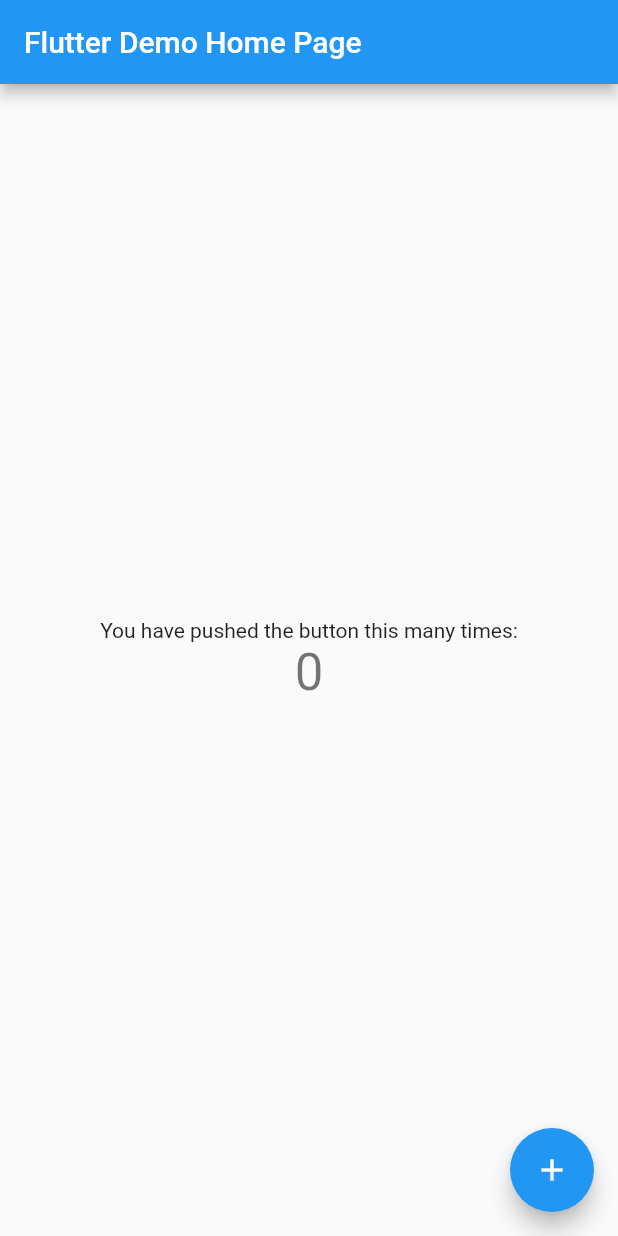
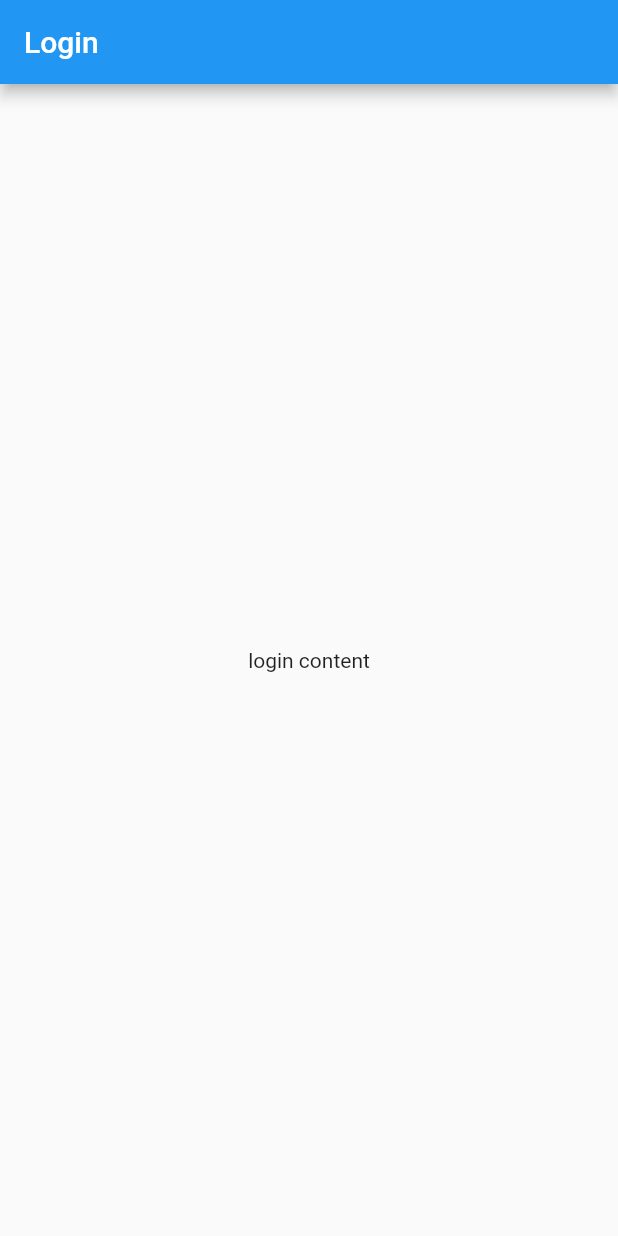
Before and after one commit to wuliubao/community, a Flutter app: the screen it shows after launch, on a phone screen of 412 x 824 dp. Run offline on Flutter 3.47's test engine with Material 2 defaults, Android fonts, the phone set to English and light mode, and no system bars.

Commit message:
客户端：整体业务框架文件搭建

```diff
--- /dev/null
+++ b/cilent/lib/Constant.dart
@@ -0,0 +1,7 @@
+class  Constant {
+  static String PAGE_LOGIN = "LoginPage";  //登录页面
+  static String PAGE_MAIN_CONTENT = "MainContentPage";  //主题内容展示页面
+  static String PAGE_POST = "PostPage";  //发布信息页面
+  static String PAGE_CHANNEL = "ChannelPage";  //专题页面
+  static String PAGE_DETAIL = "DetailPage";  //信息详情页面
+}
--- /dev/null
+++ b/cilent/lib/common/NavigatorManager.dart
@@ -0,0 +1,3 @@
+class NavigatorManager {
+
+}
--- /dev/null
+++ b/cilent/lib/components/Confirm.dart
@@ -0,0 +1,3 @@
+class Confirm {
+
+}
--- a/cilent/lib/main.dart
+++ b/cilent/lib/main.dart
@@ -1,42 +1,36 @@
 import 'package:flutter/material.dart';
+import 'Constant.dart';
+
+import 'pages/LoginPage.dart';
+import 'pages/maincontent/MainContentPage.dart';
+import 'pages/PostPage.dart';
+import 'pages/ChannelPage.dart';
+import 'pages/DetailPage.dart';
 
 void main() => runApp(MyApp());
 
 class MyApp extends StatelessWidget {
-  // This widget is the root of your application.
   @override
   Widget build(BuildContext context) {
     return MaterialApp(
-      title: 'Flutter Demo',
+      title: 'ShangYu Community',
       theme: ThemeData(
-        // This is the theme of your application.
-        //
-        // Try running your application with "flutter run". You'll see the
-        // application has a blue toolbar. Then, without quitting the app, try
-        // changing the primarySwatch below to Colors.green and then invoke
-        // "hot reload" (press "r" in the console where you ran "flutter run",
-        // or simply save your changes to "hot reload" in a Flutter IDE).
-        // Notice that the counter didn't reset back to zero; the application
-        // is not restarted.
         primarySwatch: Colors.blue,
       ),
-      home: MyHomePage(title: 'Flutter Demo Home Page'),
+      home: new LoginPage(),
+      routes: <String, WidgetBuilder>{
+        Constant.PAGE_LOGIN: (BuildContext context) => new LoginPage(),
+        Constant.PAGE_MAIN_CONTENT: (BuildContext context) => new MainContentPage(),
+        Constant.PAGE_POST: (BuildContext context) => new PostPage(),
+        Constant.PAGE_CHANNEL: (BuildContext context) => new ChannelPage(),
+        Constant.PAGE_DETAIL: (BuildContext context) => new DetailPage(),
+      },
     );
   }
 }
 
 class MyHomePage extends StatefulWidget {
   MyHomePage({Key key, this.title}) : super(key: key);
-
-  // This widget is the home page of your application. It is stateful, meaning
-  // that it has a State object (defined below) that contains fields that affect
-  // how it looks.
-
-  // This class is the configuration for the state. It holds the values (in this
-  // case the title) provided by the parent (in this case the App widget) and
-  // used by the build method of the State. Fields in a Widget subclass are
-  // always marked "final".
-
   final String title;
 
   @override
@@ -48,47 +42,18 @@ class _MyHomePageState extends State<MyHomePage> {
 
   void _incrementCounter() {
     setState(() {
-      // This call to setState tells the Flutter framework that something has
-      // changed in this State, which causes it to rerun the build method below
-      // so that the display can reflect the updated values. If we changed
-      // _counter without calling setState(), then the build method would not be
-      // called again, and so nothing would appear to happen.
       _counter++;
     });
   }
 
   @override
   Widget build(BuildContext context) {
-    // This method is rerun every time setState is called, for instance as done
-    // by the _incrementCounter method above.
-    //
-    // The Flutter framework has been optimized to make rerunning build methods
-    // fast, so that you can just rebuild anything that needs updating rather
-    // than having to individually change instances of widgets.
     return Scaffold(
       appBar: AppBar(
-        // Here we take the value from the MyHomePage object that was created by
-        // the App.build method, and use it to set our appbar title.
         title: Text(widget.title),
       ),
       body: Center(
-        // Center is a layout widget. It takes a single child and positions it
-        // in the middle of the parent.
         child: Column(
-          // Column is also layout widget. It takes a list of children and
-          // arranges them vertically. By default, it sizes itself to fit its
-          // children horizontally, and tries to be as tall as its parent.
-          //
-          // Invoke "debug painting" (press "p" in the console, choose the
-          // "Toggle Debug Paint" action from the Flutter Inspector in Android
-          // Studio, or the "Toggle Debug Paint" command in Visual Studio Code)
-          // to see the wireframe for each widget.
-          //
-          // Column has various properties to control how it sizes itself and
-          // how it positions its children. Here we use mainAxisAlignment to
-          // center the children vertically; the main axis here is the vertical
-          // axis because Columns are vertical (the cross axis would be
-          // horizontal).
           mainAxisAlignment: MainAxisAlignment.center,
           children: <Widget>[
             Text(
@@ -105,7 +70,7 @@ class _MyHomePageState extends State<MyHomePage> {
         onPressed: _incrementCounter,
         tooltip: 'Increment',
         child: Icon(Icons.add),
-      ), // This trailing comma makes auto-formatting nicer for build methods.
+      ),
     );
   }
 }
--- /dev/null
+++ b/cilent/lib/pages/LoginPage.dart
@@ -0,0 +1,32 @@
+import 'package:flutter/material.dart';
+
+import 'maincontent/MainContentPage.dart';
+
+class LoginPage extends StatefulWidget {
+  @override
+  State<StatefulWidget> createState() => LoginPageState();
+}
+
+class LoginPageState extends State<LoginPage> {
+  Widget build(BuildContext context) {
+    return Scaffold(
+      appBar: AppBar(title: Text("Login")),
+      body: Container(
+        alignment: Alignment.center,
+        child: GestureDetector(
+          onTap: () {
+            print("jump");
+            Navigator.of(context).push(
+                new PageRouteBuilder(
+                    pageBuilder: (BuildContext context, Animation<double> animation, Animation secAnimation) {
+                      return new MainContentPage();
+                    })
+            );
+          },
+          child: Text("login content"),
+        )
+      ),
+    );
+  }
+
+}
```
Also changed, not shown: cilent/lib/pages/ChannelPage.dart (added, +19 -0 lines), cilent/lib/pages/DetailPage.dart (added, +33 -0 lines), cilent/lib/pages/PostPage.dart (added, +19 -0 lines), cilent/lib/pages/maincontent/MainContentPage.dart (added, +19 -0 lines).
